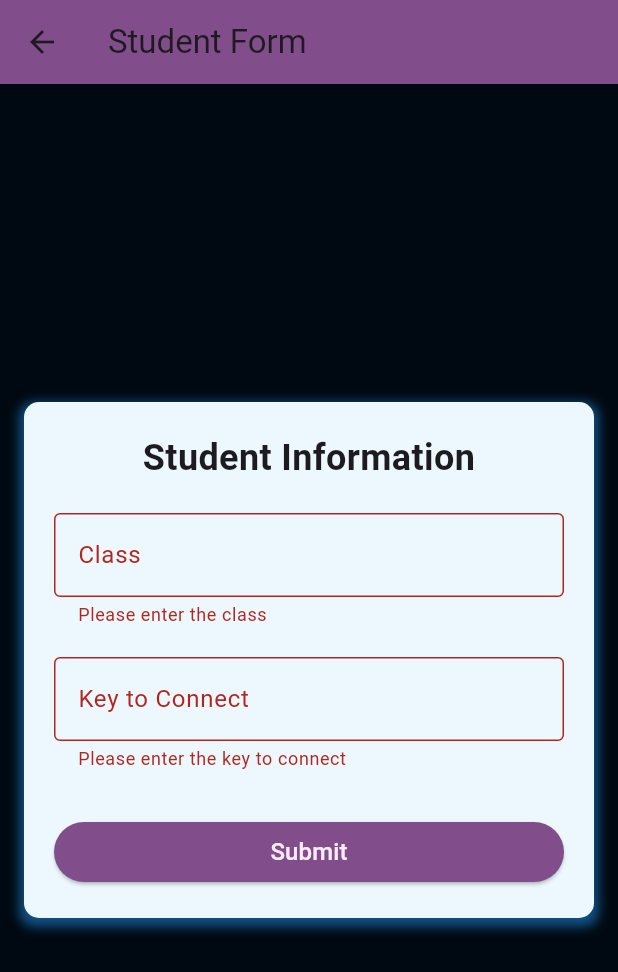
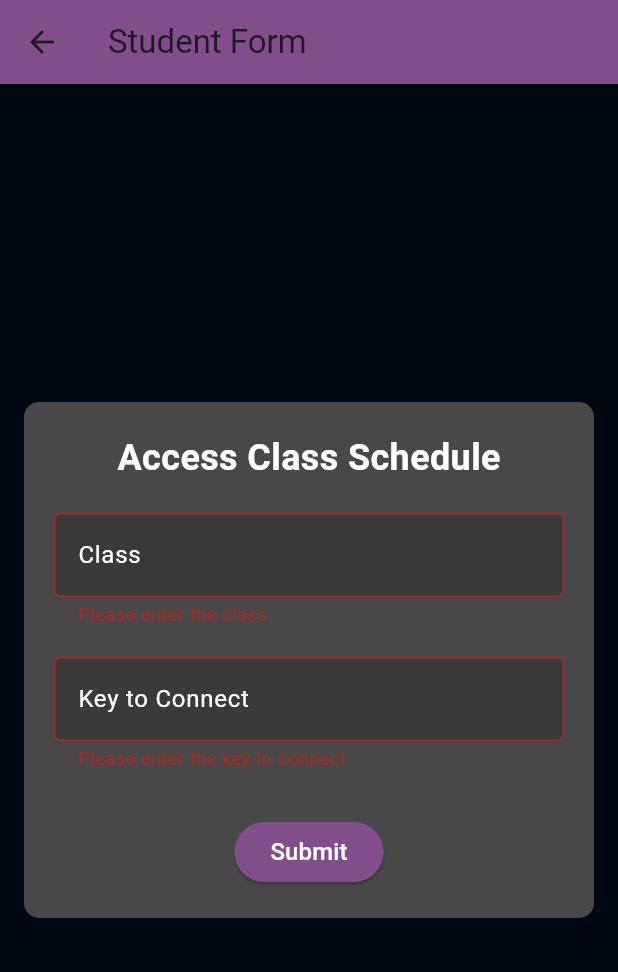
Before and after one commit to MAY55A/SMARN-FET, a Flutter app: the StudentForm screen opened by its route, after a tap on "Submit", on a phone screen of 412 x 824 dp. Shown: the top 972 px of the screen. Run offline on Flutter 3.47's test engine with Material 3 defaults, Android fonts, the phone set to English and light mode, and no system bars; our stand-ins replace cloud_functions, firebase_auth, firebase_core; accounts and stored records are empty.

Commit message:
stduent form

```diff
--- a/lib/pages/Student/student_form.dart
+++ b/lib/pages/Student/student_form.dart
@@ -1,6 +1,6 @@
 import 'package:flutter/material.dart';
-import 'package:smarn/pages/student/class_dashboard.dart';
 import 'package:smarn/services/class_service.dart';
+import 'package:smarn/pages/widgets/canstants.dart'; // Assuming AppColors is defined here
 
 class StudentForm extends StatefulWidget {
   const StudentForm({super.key});
@@ -17,6 +17,7 @@ class _StudentFormState extends State<StudentForm> {
 
   Future<void> _accessClassSchedule() async {
     if (_formKey.currentState!.validate()) {
+      try {
         var studentsClass = await _classService.getClassDetails(
           _classController.text.trim(),
           _keyController.text.trim(),
@@ -27,7 +28,13 @@ class _StudentFormState extends State<StudentForm> {
           ScaffoldMessenger.of(context).showSnackBar(
             const SnackBar(
               content:
-                  Text("Incorrect Class or Key. Please check your inputs.")),
+                  Text("Incorrect Class or Key. Please check your inputs."),
+            ),
+          );
+        }
+      } catch (e) {
+        ScaffoldMessenger.of(context).showSnackBar(
+          SnackBar(content: Text("An error occurred: $e")),
         );
       }
     }
@@ -38,8 +45,7 @@ class _StudentFormState extends State<StudentForm> {
     return Scaffold(
       backgroundColor: const Color.fromARGB(255, 0, 9, 17), // Dark background
       appBar: AppBar(
-        backgroundColor:
-            const Color.fromARGB(255, 129, 77, 139), // AppBar color
+        backgroundColor: AppColors.appBarColor, // AppBar color
         title: const Text('Student Form'),
       ),
       body: Center(
@@ -47,43 +53,43 @@ class _StudentFormState extends State<StudentForm> {
           padding: const EdgeInsets.all(16.0),
           child: Container(
             decoration: BoxDecoration(
-              color: const Color.fromARGB(255, 236, 248, 253),
+              color: AppColors.formColor, // Form background
               borderRadius: BorderRadius.circular(10),
-              boxShadow: [
-                BoxShadow(
-                  color: Colors.blue.withOpacity(0.5),
-                  spreadRadius: 3,
-                  blurRadius: 5,
-                  offset: const Offset(0, 3),
-                ),
-              ],
+              // Removed shadow effect here
             ),
             padding: const EdgeInsets.all(20),
+            child: ConstrainedBox(
+              constraints: const BoxConstraints(
+                maxWidth: 400, // Match width of EducatorForm
+              ),
               child: Form(
                 key: _formKey,
-              child: ConstrainedBox(
-                constraints: const BoxConstraints(
-                  maxWidth: 400, // Limits the form width for larger screens
-                ),
-                child: ListView(
-                  shrinkWrap: true, // Makes the ListView fit its content
+                child: Column(
+                  mainAxisSize: MainAxisSize.min,
                   children: [
                     const Text(
-                      'Student Information',
+                      'Access Class Schedule',
                       style: TextStyle(
                         fontSize: 24,
                         fontWeight: FontWeight.bold,
+                        color: Colors.white, // Title text color
                       ),
-                      textAlign: TextAlign.center,
                     ),
                     const SizedBox(height: 20),
 
                     // Class Field
                     TextFormField(
                       controller: _classController,
+                      style: const TextStyle(
+                          color: Colors.white), // Text color inside field
                       decoration: const InputDecoration(
                         labelText: 'Class',
                         border: OutlineInputBorder(),
+                        labelStyle:
+                            TextStyle(color: Colors.white), // Label text color
+                        fillColor:
+                            Color.fromARGB(255, 58, 58, 58), // Field background
+                        filled: true,
                       ),
                       validator: (value) {
                         if (value == null || value.isEmpty) {
@@ -97,9 +103,16 @@ class _StudentFormState extends State<StudentForm> {
                     // Key Field
                     TextFormField(
                       controller: _keyController,
+                      style: const TextStyle(
+                          color: Colors.white), // Text color inside field
                       decoration: const InputDecoration(
                         labelText: 'Key to Connect',
                         border: OutlineInputBorder(),
+                        labelStyle:
+                            TextStyle(color: Colors.white), // Label text color
+                        fillColor:
+                            Color.fromARGB(255, 58, 58, 58), // Field background
+                        filled: true,
                       ),
                       validator: (value) {
                         if (value == null || value.isEmpty) {
@@ -112,19 +125,15 @@ class _StudentFormState extends State<StudentForm> {
 
                     ElevatedButton(
                       onPressed: _accessClassSchedule,
-                      style: ElevatedButton.styleFrom(
-                        padding: const EdgeInsets.symmetric(
-                            vertical: 5), // Less vertical padding
-                        backgroundColor: const Color.fromARGB(
-                            255, 129, 77, 139), // Button color
+                      style: ButtonStyle(
+                        backgroundColor: MaterialStateProperty.all(
+                            AppColors.appBarColor), // Button color
+                        foregroundColor: MaterialStateProperty.all(
+                            Colors.white), // Button text color
                       ),
                       child: const Text(
                         'Submit',
-                        style: TextStyle(
-                          fontSize: 16, // Adjust font size if needed
-                          color: Color.fromARGB(
-                              255, 255, 236, 249), // Text color set to white
-                        ),
+                        style: TextStyle(fontSize: 16),
                       ),
                     ),
                   ],
--- a/lib/pages/home.dart
+++ b/lib/pages/home.dart
@@ -116,7 +116,7 @@ class _HomePageState extends State<HomePage> {
                     color: Colors.white70,
                   ),
                 ),
-                SizedBox(height:60)
+                SizedBox(height: 60)
               ],
             ),
           ),
@@ -129,7 +129,7 @@ class _HomePageState extends State<HomePage> {
                   vertical: 20,
                   horizontal: 30,
                 ),
-                backgroundColor: const Color.fromARGB(255, 59, 130, 189),
+                backgroundColor: const Color.fromARGB(192, 167, 68, 164),
                 shape: RoundedRectangleBorder(
                   borderRadius: BorderRadius.circular(30),
                 ),
```
Also changed, not shown: lib/pages/Admin/admin_form.dart (+27 -19 lines). Lines whose indentation alone changed are shown as unchanged.
